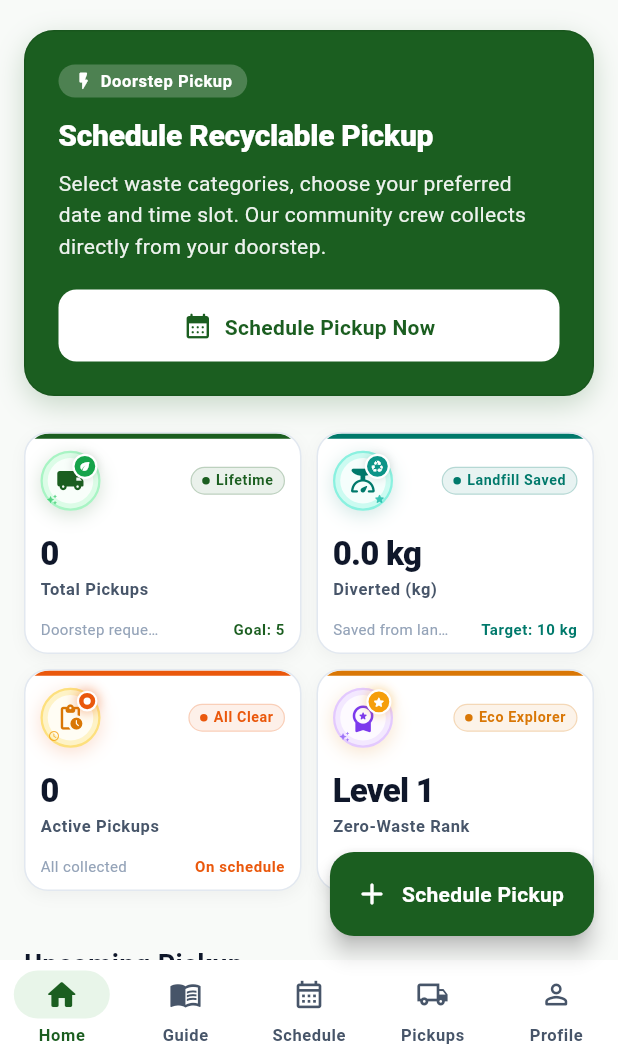
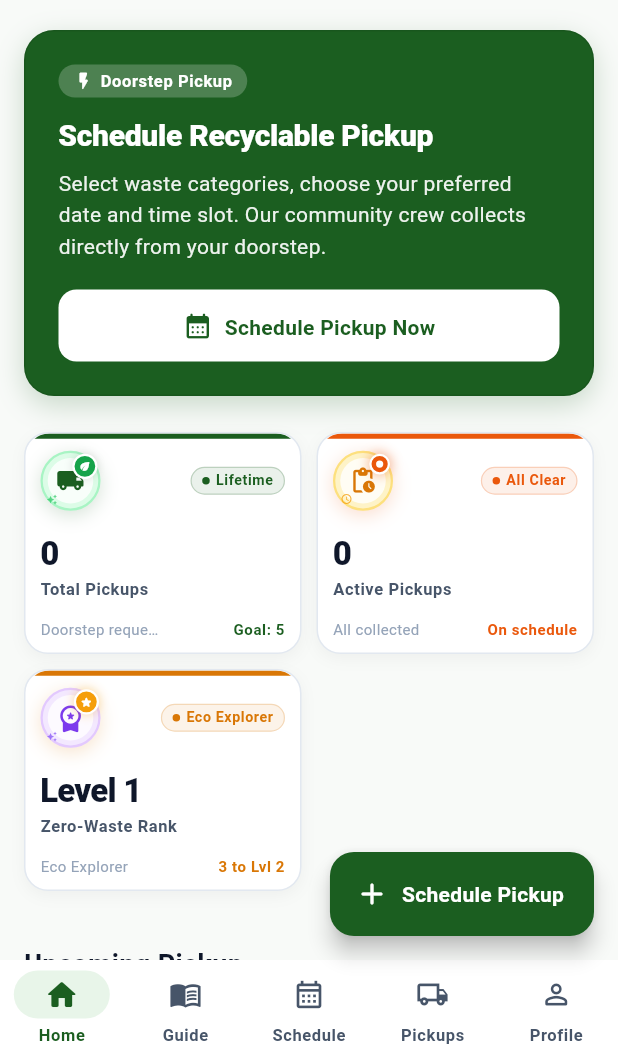
Before and after one commit to Vrutti88/GreenBin, a Flutter app: the HomeScreen screen opened by its route, on a phone screen of 412 x 824 dp, the part 180-1236 px from its top. Run offline on Flutter 3.47's test engine with Material 3 defaults, Android fonts, the phone set to English and light mode, and no system bars; our stand-ins replace cloud_firestore, firebase_auth, firebase_core, shared_preferences; accounts and stored records are empty.

Commit message:
Remove Diverted (kg) stat card from Home dashboard

```diff
--- a/lib/screens/home/home_screen.dart
+++ b/lib/screens/home/home_screen.dart
@@ -899,7 +899,7 @@ class _HomeScreenState extends State<HomeScreen> {
   // =========================================================================
   Widget _buildRecyclingStatistics({
     required int totalPickups,
-    required double divertedKg,
+    double? divertedKg,
     required int activePickups,
   }) {
     return LayoutBuilder(
@@ -910,12 +910,12 @@ class _HomeScreenState extends State<HomeScreen> {
 
         final bool showSubtitle = width >= 340;
 
-        if (width >= 850) {
-          columns = 4;
+        if (width >= 800) {
+          columns = 3;
           aspectRatio = 1.4;
         } else if (width >= 650) {
-          columns = 4;
-          aspectRatio = 1.15;
+          columns = 3;
+          aspectRatio = 1.2;
         } else if (width >= 360) {
           columns = 2;
           aspectRatio = 1.25;
@@ -957,20 +957,7 @@ class _HomeScreenState extends State<HomeScreen> {
               color: AppColors.primary,
               illustrationType: StatIllustrationType.pickups,
               watermarkIcon: Icons.local_shipping_rounded,
-              onTap: () => Navigator.pushNamed(context, AppRoutes.pickups),
-            ),
-            _buildStatCard(
-              icon: Icons.scale_rounded,
-              label: 'Diverted (kg)',
-              value: '${divertedKg.toStringAsFixed(1)} kg',
-              subtitle: 'Saved from landfill',
-              badgeText: 'Landfill Saved',
-              progressLabel: 'Target: 10 kg',
-              showSubtitle: showSubtitle,
-              color: AppColors.secondary,
-              illustrationType: StatIllustrationType.divertedKg,
-              watermarkIcon: Icons.recycling_rounded,
-              onTap: () => Navigator.pushNamed(context, AppRoutes.pickups),
+              onTap: () => setState(() => _activeTab = HomeNavTab.pickups),
             ),
             _buildStatCard(
               icon: Icons.pending_actions_rounded,
@@ -983,7 +970,7 @@ class _HomeScreenState extends State<HomeScreen> {
               color: AppColors.statusPending,
               illustrationType: StatIllustrationType.activePickups,
               watermarkIcon: Icons.schedule_rounded,
-              onTap: () => Navigator.pushNamed(context, AppRoutes.pickups),
+              onTap: () => setState(() => _activeTab = HomeNavTab.pickups),
             ),
             _buildStatCard(
               icon: Icons.energy_savings_leaf_rounded,
@@ -996,7 +983,7 @@ class _HomeScreenState extends State<HomeScreen> {
               color: AppColors.tertiary,
               illustrationType: StatIllustrationType.zeroWasteRank,
               watermarkIcon: Icons.military_tech_rounded,
-              onTap: () => Navigator.pushNamed(context, AppRoutes.profile),
+              onTap: () => setState(() => _activeTab = HomeNavTab.profile),
             ),
           ],
         );
```
Also changed, not shown: 1 other file.
